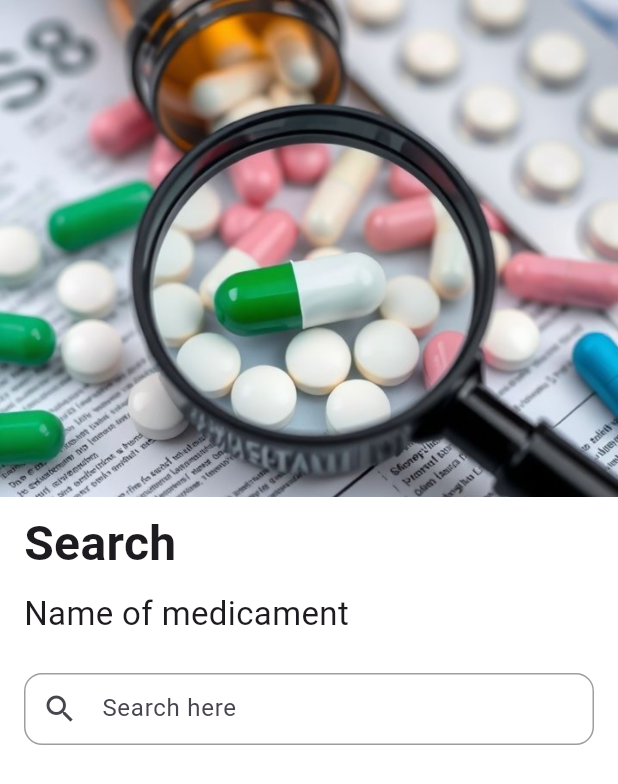
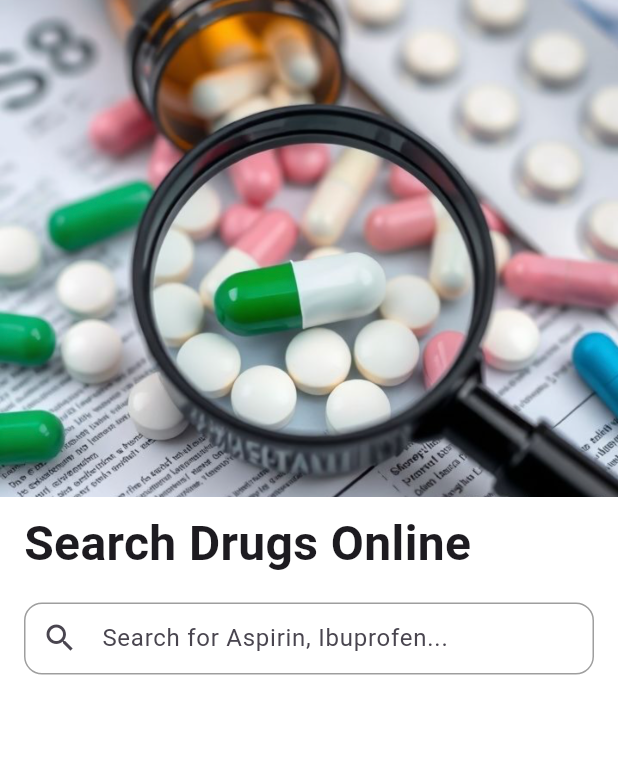
Before and after one commit to Brayteh/dr-time, a Flutter app: the SearchPage screen opened directly, on a phone screen of 412 x 824 dp. Shown: the top 784 px of the screen. Run offline on Flutter 3.47's test engine with Material 3 defaults, Android fonts, the phone set to English and light mode, and no system bars; our stand-ins replace cloud_firestore, firebase_auth, firebase_core, image_picker, shared_preferences; accounts and stored records are empty.

Commit message:
making search  API

```diff
--- /dev/null
+++ b/dr_time/lib/domain/drug_info.dart
@@ -0,0 +1,32 @@
+class DrugInfo {
+  final String brandName;
+  final String genericName;
+  final String? manufacturerName;
+  final String? productType;
+  final List<String> indicationsAndUsage;
+
+  DrugInfo({
+    required this.brandName,
+    required this.genericName,
+    this.manufacturerName,
+    this.productType,
+    this.indicationsAndUsage = const [],
+  });
+
+  factory DrugInfo.fromJson(Map<String, dynamic> json) {
+    final openfda = json['openfda'] as Map<String, dynamic>?;
+    final brandNameList = openfda?['brand_name'] as List<dynamic>?;
+    final genericNameList = openfda?['generic_name'] as List<dynamic>?;
+    final manufacturerNameList = openfda?['manufacturer_name'] as List<dynamic>?;
+    final productTypeList = openfda?['product_type'] as List<dynamic>?;
+    final indicationsList = json['indications_and_usage'] as List<dynamic>?;
+
+    return DrugInfo(
+      brandName: brandNameList != null && brandNameList.isNotEmpty ? brandNameList[0].toString() : 'N/A',
+      genericName: genericNameList != null && genericNameList.isNotEmpty ? genericNameList[0].toString() : 'N/A',
+      manufacturerName: manufacturerNameList != null && manufacturerNameList.isNotEmpty ? manufacturerNameList[0].toString() : null,
+      productType: productTypeList != null && productTypeList.isNotEmpty ? productTypeList[0].toString() : null,
+      indicationsAndUsage: indicationsList != null ? List<String>.from(indicationsList.map((e) => e.toString())) : [],
+    );
+  }
+}
--- a/dr_time/lib/main.dart
+++ b/dr_time/lib/main.dart
@@ -2,6 +2,7 @@ import 'package:dr_time/Theme/theme.dart';
 import 'package:dr_time/Theme/theme_provider.dart';
 import 'package:dr_time/data/database_repository.dart';
 import 'package:dr_time/data/firestore_dbRepo.dart';
+import 'package:dr_time/data/drug_api_service.dart';
 import 'package:dr_time/firebase_options.dart';
 import 'package:dr_time/screens/auth_repository.dart';
 import 'package:firebase_core/firebase_core.dart';
@@ -40,6 +41,9 @@ class MyApp extends StatelessWidget {
         Provider<DatabaseRepository>(
           create: (_) => FirestoreDatabaseRepository(),
         ),
+        Provider<DrugApiService>(
+          create: (_) => DrugApiService(),
+        ),
         ChangeNotifierProvider<ThemeProvider>(
           create: (_) => ThemeProvider(isDark: isDark),
         ),
--- a/dr_time/lib/screens/searchPage.dart
+++ b/dr_time/lib/screens/searchPage.dart
@@ -1,35 +1,137 @@
+import 'dart:async';
+import 'package:dr_time/data/drug_api_service.dart';
 import 'package:flutter/material.dart';
+import 'package:dr_time/domain/drug_info.dart'; // Import DrugInfo
+import 'package:dr_time/screens/drug_detail_page.dart'; // Import DrugDetailPage
+import 'package:provider/provider.dart';
 
-class SearchPage extends StatelessWidget {
+class SearchPage extends StatefulWidget {
   const SearchPage({super.key});
+
+  @override
+  State<SearchPage> createState() => _SearchPageState();
+}
+
+class _SearchPageState extends State<SearchPage> {
+  final _searchController = TextEditingController();
+  List<DrugInfo> _results = [];
+  bool _isLoading = false;
+  String? _errorMessage;
+  Timer? _debounce;
+
+  @override
+  void initState() {
+    super.initState();
+    _searchController.addListener(_onSearchChanged);
+  }
+
+  void _onSearchChanged() {
+    if (_debounce?.isActive ?? false) _debounce!.cancel();
+    _debounce = Timer(const Duration(milliseconds: 500), () {
+      if (mounted && _searchController.text.isNotEmpty) {
+        _performSearch();
+      } else if (mounted) {
+        // Clear results and error when search query is empty
+        setState(() {
+          _results = [];
+          _isLoading = false;
+          _errorMessage = null;
+        });
+      }
+    });
+  }
+
+  void _performSearch() async {
+    final apiService = context.read<DrugApiService>();
+    setState(() {
+      _isLoading = true;
+      _errorMessage = null; // Clear previous errors
+    });
+    try {
+      final results = await apiService.searchDrugs(_searchController.text);
+      _results = results;
+    } catch (e) {
+      _errorMessage = "Failed to load drugs: $e";
+      _results = []; // Clear results on error
+    }
+    if (mounted) {
+      setState(() {
+        _isLoading = false;
+      });
+    }
+  }
+
+  @override
+  void dispose() {
+    _searchController.removeListener(_onSearchChanged);
+    _searchController.dispose();
+    _debounce?.cancel();
+    super.dispose();
+  }
 
   @override
   Widget build(BuildContext context) {
     return Scaffold(
-      body: Column(
+      body: GestureDetector(
+        onTap: () => FocusScope.of(context).unfocus(),
+        child: Column(
           crossAxisAlignment: CrossAxisAlignment.start,
           children: [
             Image.asset("images/loupe.png"),
-          SizedBox(height: 8,),
+            const SizedBox(height: 8),
+            const Padding(
+              padding: EdgeInsets.only(left: 16),
+              child: Text("Search Drugs Online", style: TextStyle(fontSize: 32, fontWeight: FontWeight.bold)),
+            ),
             Padding(
-            padding: const EdgeInsets.only(left: 16),
-            child: Text("Search", style: TextStyle(fontSize: 32, fontWeight: FontWeight.bold),),
+              padding: const EdgeInsets.all(16),
+              child: TextField(
+                controller: _searchController,
+                keyboardType: TextInputType.text,
+                decoration: InputDecoration(
+                  prefixIcon: const Icon(Icons.search),
+                  hintText: "Search for Aspirin, Ibuprofen...",
+                  suffixIcon: _searchController.text.isNotEmpty
+                      ? IconButton(
+                          icon: const Icon(Icons.clear),
+                          onPressed: () => _searchController.clear(),
+                        )
+                      : null,
                 ),
-          SizedBox(height: 8,),
-          Padding(
-            padding: const EdgeInsets.only(left: 16),
-            child: Text("Name of medicament", style: TextStyle(fontSize: 22),),
               ),
-          SizedBox(height: 8,),
-          Padding(padding: EdgeInsetsGeometry.all(16),
-          child: TextField(
-            keyboardType: TextInputType.text,
-            decoration: InputDecoration(prefixIcon: Icon(Icons.search),
-            hintText: "Search here",
-          ),),
             ),
+            Expanded(child: _buildResults()),
           ],
+        ),
       ),
     );
   }
+
+  Widget _buildResults() {
+    if (_errorMessage != null) {
+      return Center(child: Text(_errorMessage!, style: const TextStyle(color: Colors.red)));
     }
+    if (_isLoading) {
+      return const Center(child: CircularProgressIndicator());
+    }
+    if (_results.isEmpty && _searchController.text.isNotEmpty) {
+      return const Center(child: Text("No results found."));
+    }
+    return ListView.builder(
+      itemCount: _results.length,
+      itemBuilder: (context, index) {
+        final drug = _results[index];
+        return ListTile(
+          title: Text(drug.brandName),
+          subtitle: Text(drug.genericName),
+          onTap: () {
+            Navigator.push(
+              context,
+              MaterialPageRoute(builder: (context) => DrugDetailPage(drugInfo: drug)),
+            );
+          },
+        );
+      },
+    );
+  }
+}
--- a/dr_time/lib/screens/viewMedPage.dart
+++ b/dr_time/lib/screens/viewMedPage.dart
@@ -1,5 +1,4 @@
 import 'package:dr_time/data/database_repository.dart';
-import 'package:dr_time/data/firestore_dbRepo.dart';
 import 'package:dr_time/screens/edit.dart';
 import 'dart:io';
 import 'package:flutter/material.dart';
```
Also changed, not shown: dr_time/lib/data/drug_api_service.dart (added, +34 -0 lines), dr_time/lib/screens/drug_detail_page.dart (added, +52 -0 lines). Lines whose indentation alone changed are shown as unchanged.
